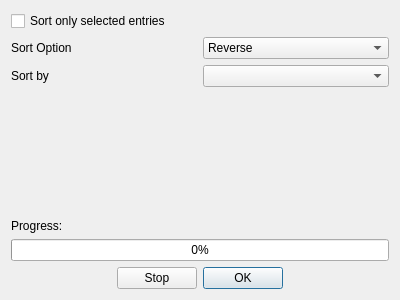
First picture: the form in design/sortdialog.ui, repository kokimame/joytan, before the edit.
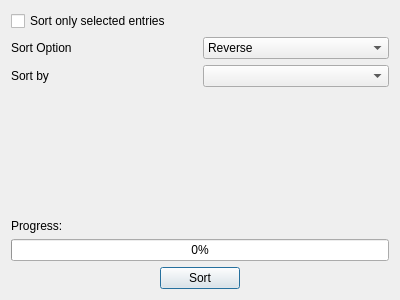
Second picture: the form after the edit.

Commit message: Remove unused stop button

The edit to the form file:
```diff
--- a/design/sortdialog.ui
+++ b/design/sortdialog.ui
@@ -119,17 +119,10 @@
        </property>
       </spacer>
      </item>
-     <item>
-      <widget class="QPushButton" name="stopBtn">
-       <property name="text">
-        <string>Stop</string>
-       </property>
-      </widget>
-     </item>
      <item>
       <widget class="QPushButton" name="okBtn">
        <property name="text">
-        <string>OK</string>
+        <string>Sort</string>
        </property>
        <property name="default">
         <bool>true</bool>
```
The commit also changes 2 other files.
